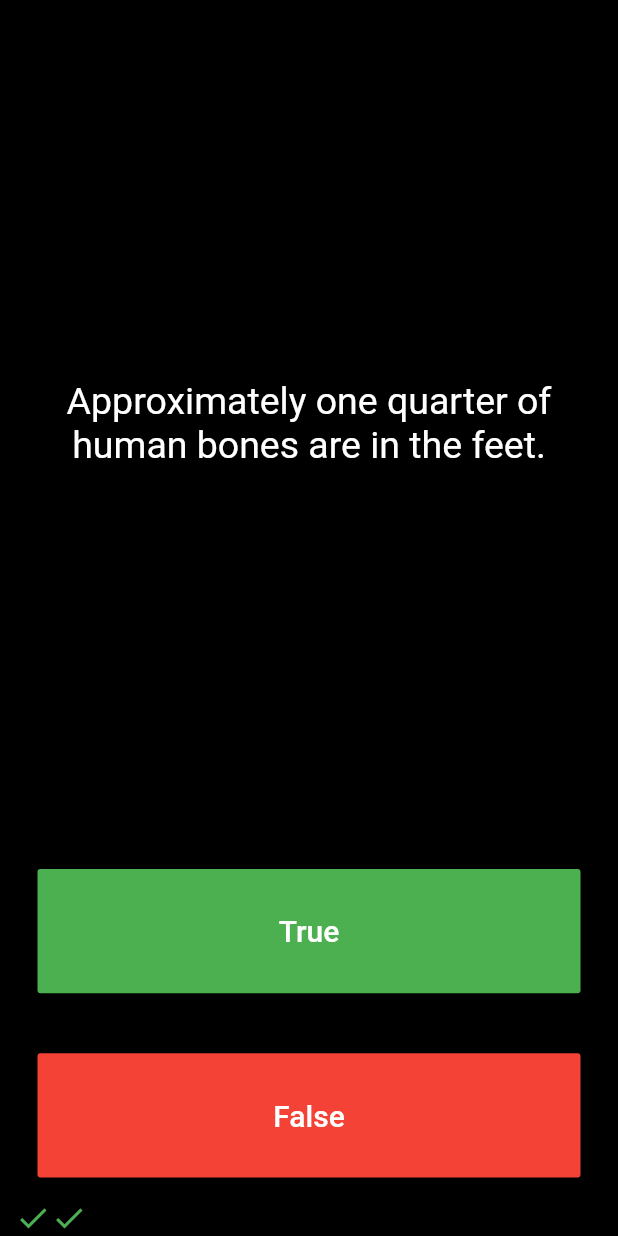
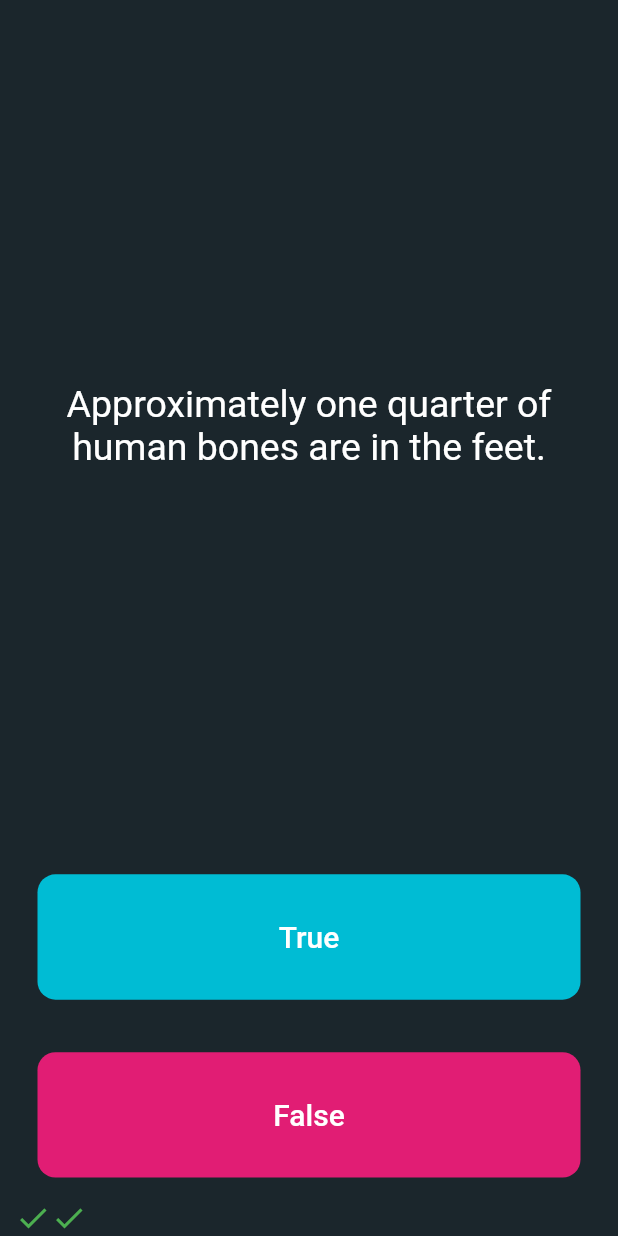
Before and after one commit to ejirocodes/Quzler, a Flutter app: the screen it shows after launch, after a tap on "True", after a tap on "False", on a phone screen of 412 x 824 dp. Run offline on Flutter 3.47's test engine with Material 2 defaults, Android fonts, the phone set to English and light mode, and no system bars; our stand-ins replace rflutter_alert.

```diff
--- a/lib/main.dart
+++ b/lib/main.dart
@@ -1,4 +1,5 @@
 import 'package:flutter/material.dart';
+import 'package:rflutter_alert/rflutter_alert.dart';
 import 'quiz_brain.dart';
 
 void main() {
@@ -12,7 +13,7 @@ class Quzler extends StatelessWidget {
   Widget build(BuildContext context) {
     return MaterialApp(
       home: Scaffold(
-        backgroundColor: Colors.black,
+        backgroundColor: Color(0xff1b262c),
         body: SafeArea(
           child: Padding(
             padding: EdgeInsets.symmetric(horizontal: 10.0),
@@ -31,6 +32,41 @@ class Quizpage extends StatefulWidget {
 
 class _QuizpageState extends State<Quizpage> {
   List<Icon> scoreKeeper = [];
+
+  void checkAnswer(bool userPickedAnswer) {
+    bool correctAns = quizBrain.getQuestionAns();
+
+    setState(
+      () {
+        quizBrain.nextQuestion();
+        if (quizBrain.isFinished() == true) {
+          Alert(
+            context: context,
+            title: "Finished!",
+            desc: 'You\'ve reached the end of the quiz.',
+          ).show();
+          quizBrain.resetQues();
+          scoreKeeper = [];
+        } else {
+          if (correctAns == userPickedAnswer) {
+            scoreKeeper.add(
+              Icon(
+                Icons.check,
+                color: Colors.green,
+              ),
+            );
+          } else {
+            scoreKeeper.add(
+              Icon(
+                Icons.close,
+                color: Colors.red,
+              ),
+            );
+          }
+        }
+      },
+    );
+  }
 
   @override
   Widget build(BuildContext context) {
@@ -53,66 +89,36 @@ class _QuizpageState extends State<Quizpage> {
           child: Padding(
             padding: const EdgeInsets.all(15.0),
             child: FlatButton(
+              shape: RoundedRectangleBorder(
+                borderRadius: BorderRadius.circular(12.0),
+              ),
               child: Text(
                 'True',
                 style: TextStyle(color: Colors.white, fontSize: 20.0),
               ),
 //              focusColor: Colors.green.shade700,
-              color: Colors.green,
+              color: Color(0xff00bcd4),
               onPressed: () {
-                bool correctAns = quizBrain.getQuestionAns();
-                if (correctAns == true) {
-                  scoreKeeper.add(
-                    Icon(
-                      Icons.check,
-                      color: Colors.green,
-                    ),
-                  );
-                } else {
-                  scoreKeeper.add(
-                    Icon(
-                      Icons.close,
-                      color: Colors.red,
-                    ),
-                  );
-                }
-                setState(() {
-                  quizBrain.nextQuestion();
-                });
+                checkAnswer(true);
               },
             ),
           ),
         ),
         SizedBox(
-          height: 10.0,
+          height: 5.0,
         ),
         Expanded(
           flex: 1,
           child: Padding(
             padding: const EdgeInsets.all(15.0),
             child: FlatButton(
-              focusColor: Colors.red.shade900,
-              color: Colors.red,
+              shape: RoundedRectangleBorder(
+                borderRadius: BorderRadius.circular(12.0),
+              ),
+              focusColor: Color(0xfff12d94),
+              color: Color(0xffe11d74),
               onPressed: () {
-                bool correctAns = quizBrain.getQuestionAns();
-                if (correctAns == false) {
-                  scoreKeeper.add(
-                    Icon(
-                      Icons.check,
-                      color: Colors.green,
-                    ),
-                  );
-                } else {
-                  scoreKeeper.add(
-                    Icon(
-                      Icons.close,
-                      color: Colors.red,
-                    ),
-                  );
-                }
-                setState(() {
-                  quizBrain.nextQuestion();
-                });
+                checkAnswer(false);
               },
               child: Text(
                 'False',
--- a/lib/quiz_brain.dart
+++ b/lib/quiz_brain.dart
@@ -36,6 +36,18 @@ class QuizBrain {
     }
   }
 
+  bool isFinished() {
+    if (_questionNum >= _questionBank.length - 1) {
+      return true;
+    } else {
+      return false;
+    }
+  }
+
+  void resetQues() {
+    _questionNum = 0;
+  }
+
   String getQuestionText() {
     return _questionBank[_questionNum].questionText;
   }
--- a/pubspec.yaml
+++ b/pubspec.yaml
@@ -21,6 +21,7 @@ environment:
   sdk: ">=2.7.0 <3.0.0"
 
 dependencies:
+  rflutter_alert: ^1.0.3
   flutter:
     sdk: flutter
 
```
Also changed, not shown: pubspec.lock.
